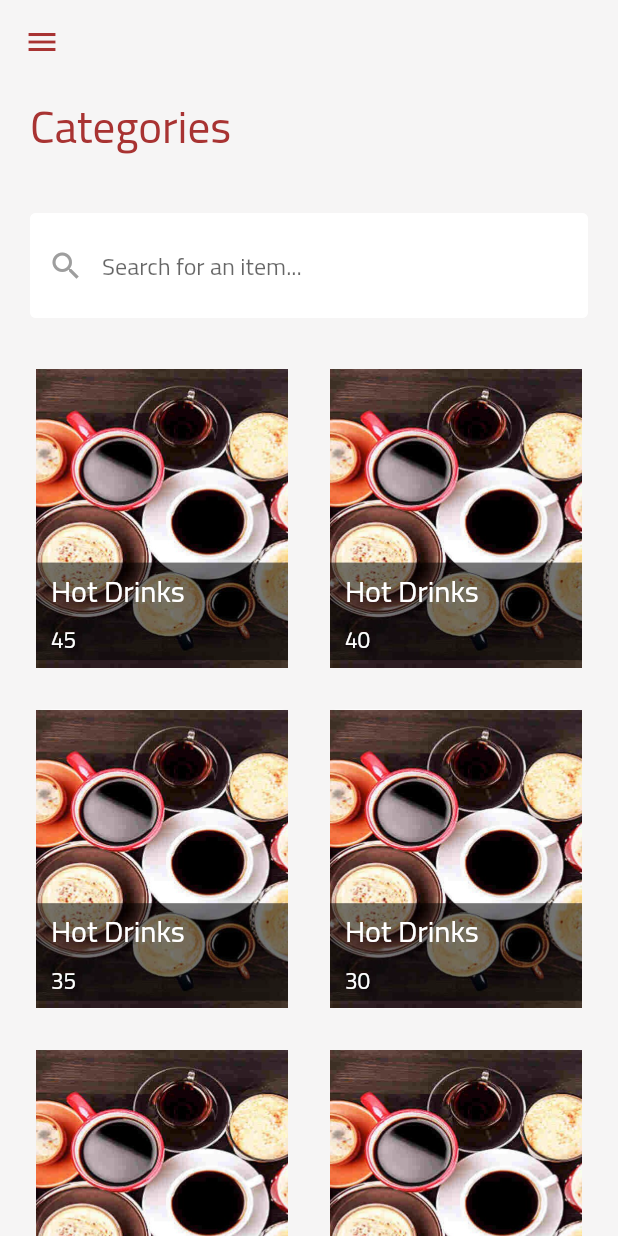
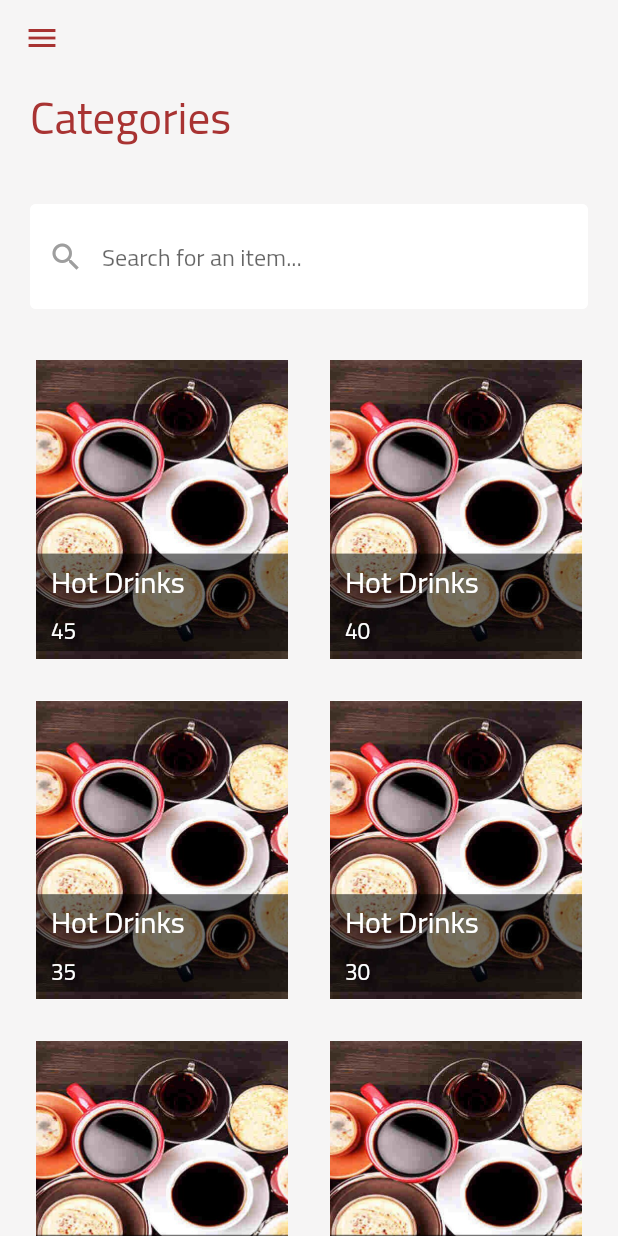
Before and after one commit to MK-Programer/miu_buffet, a Flutter app: the screen it shows after launch, on a phone screen of 412 x 824 dp. Run offline on Flutter 3.47's test engine with Material 2 defaults, Android fonts, the phone set to English and light mode, and no system bars.

Commit message:
top bar widget

```diff
--- a/lib/screens/home.dart
+++ b/lib/screens/home.dart
@@ -2,6 +2,7 @@ import 'package:flutter/material.dart';
 import 'package:miu_food_court/shared/widgets/card.dart';
 import 'package:miu_food_court/shared/widgets/search_bar.dart';
 import 'package:miu_food_court/shared/widgets/side_menu_bar.dart';
+import 'package:miu_food_court/shared/widgets/top_bar.dart';
 
 class Home extends StatelessWidget {
   const Home({Key? key}) : super(key: key);
@@ -10,13 +11,9 @@ class Home extends StatelessWidget {
   Widget build(BuildContext context) {
     return Scaffold(
       drawer: SideBar(),
-      appBar: AppBar(
-        backgroundColor: Colors.transparent, // make back ground transparent
-        elevation: 0.0, // used for shadow strength
-        //change the color of the drawer icon
-        iconTheme: IconThemeData(
-          color: Color(0xFFA83332),
-        ),
+      appBar: PreferredSize(
+        preferredSize: Size.fromHeight(50.0),
+        child: TopBar(),
       ),
       extendBodyBehindAppBar:
           true, // to make the background image or color extended to the appbar
--- /dev/null
+++ b/lib/shared/widgets/top_bar.dart
@@ -0,0 +1,17 @@
+import 'package:flutter/material.dart';
+
+class TopBar extends StatelessWidget {
+  const TopBar({Key? key}) : super(key: key);
+
+  @override
+  Widget build(BuildContext context) {
+    return AppBar(
+      backgroundColor: Colors.transparent, // make back ground transparent
+      elevation: 0.0, // used for shadow strength
+      //change the color of the drawer icon
+      iconTheme: IconThemeData(
+        color: Color(0xFFA83332),
+      ),
+    );
+  }
+}
```
